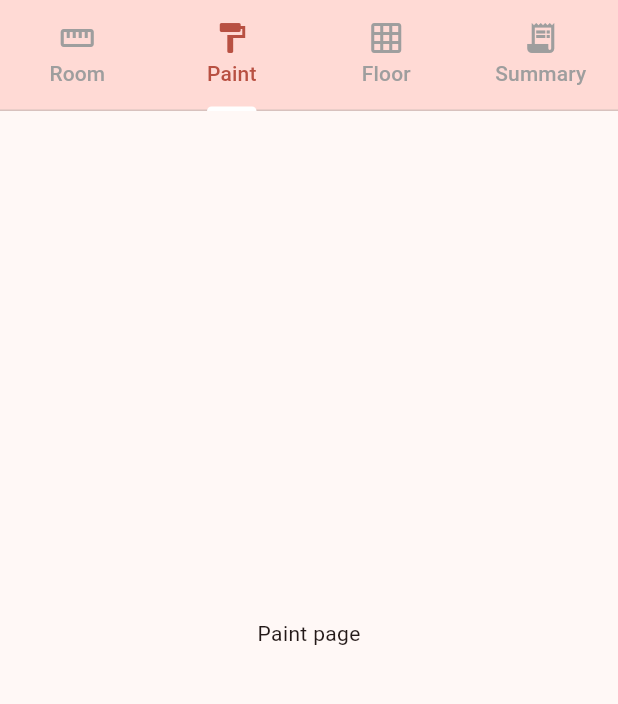
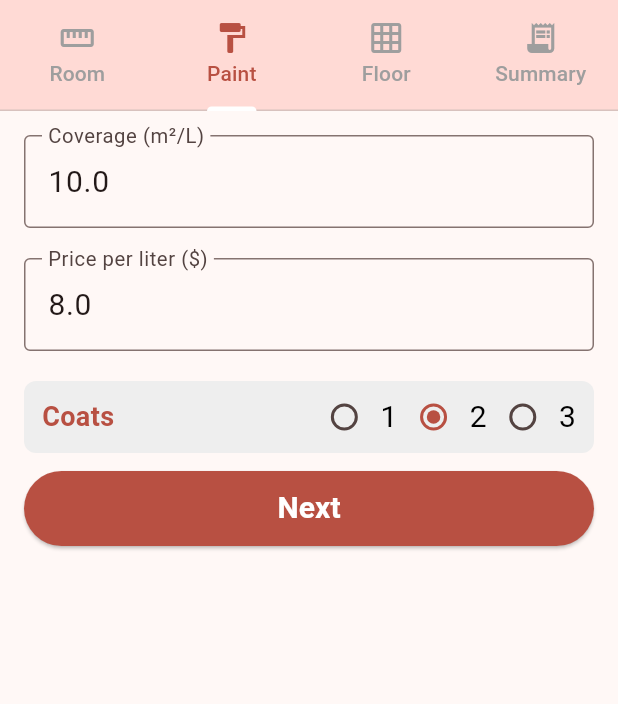
Before and after one commit to janaasaadreslan-art/room_renovation_estimator, a Flutter app: the screen it shows after launch, tab 2 chosen, on a phone screen of 412 x 824 dp, the part 81-785 px from its top. Run offline on Flutter 3.47's test engine with Material 3 defaults, Android fonts, the phone set to English and light mode, and no system bars.

Commit message:
Match Room and Paint styles

```diff
--- a/lib/screens/home_page.dart
+++ b/lib/screens/home_page.dart
@@ -1,6 +1,7 @@
 import 'package:flutter/material.dart';
 import 'package:room_renovation_estimator/models/room_data.dart';
 import 'package:room_renovation_estimator/widgets/room_tab.dart';
+import 'package:room_renovation_estimator/widgets/paint_tab.dart';
 class HomePage extends StatefulWidget {
   const HomePage({super.key});
 
@@ -42,7 +43,7 @@ class _HomePageState extends State<HomePage> {
         body: TabBarView(
           children: [
             RoomTab(data: data),
-            const Center(child: Text('Paint page')),
+            PaintTab(data: data),
             const Center(child: Text('Floor page')),
             const Center(child: Text('Summary page')),
           ],
--- /dev/null
+++ b/lib/widgets/paint_tab.dart
@@ -0,0 +1,138 @@
+import 'package:flutter/material.dart';
+import 'package:room_renovation_estimator/models/room_data.dart';
+
+import 'my_text_field.dart';
+
+class PaintTab extends StatefulWidget {
+  final RoomData data;
+
+  const PaintTab({required this.data, super.key});
+
+  @override
+  _PaintTabState createState() {
+    return _PaintTabState();
+  }
+}
+
+class _PaintTabState extends State<PaintTab> {
+  final TextEditingController _coverageCtrl =
+      TextEditingController(); //controllers
+  final TextEditingController _priceCtrl = TextEditingController();
+
+  @override
+  void initState() {
+    super.initState();
+    _coverageCtrl.text = widget.data.coverage.toString();
+    _priceCtrl.text = widget.data.pricePerLiter.toString();
+  }
+
+  @override
+  void dispose() {
+    _coverageCtrl.dispose();
+    _priceCtrl.dispose();
+    super.dispose();
+  }
+
+  @override
+  Widget build(BuildContext context) {
+    return ListView(
+      padding: const EdgeInsets.all(16),
+      children: [
+        MyTextField(hint: 'Coverage (m²/L)', controller: _coverageCtrl),
+        const SizedBox(height: 20),
+        MyTextField(hint: 'Price per liter (\$)', controller: _priceCtrl),
+        const SizedBox(height: 20),
+
+        Container(
+          padding: const EdgeInsets.symmetric(horizontal: 12),
+          decoration: BoxDecoration(
+            color: Colors.grey.shade200,
+            borderRadius: BorderRadius.circular(8),
+          ),
+          child: Row(
+            children: <Widget>[
+              const Text(
+                'Coats',
+                style: TextStyle(
+                  fontSize: 18,
+                  fontWeight: FontWeight.bold,
+                  color: Color(0xFFB85042),
+                ),
+              ),
+              const Spacer(),
+              Radio(
+                value: 1,
+                groupValue: widget.data.coats,
+                onChanged: (val) {
+                  //val is the value 1
+                  setState(() {
+                    //redraw the screen so dot move
+                    widget.data.coats = val as int; //whole nb
+                  });
+                },
+                activeColor: const Color(0xFFB85042),
+              ),
+              const Text(
+                '1',
+                style: TextStyle(fontSize: 20, color: Colors.black),
+              ),
+              Radio(
+                value: 2,
+                groupValue: widget.data.coats,
+                onChanged: (val) {
+                  setState(() {
+                    widget.data.coats = val as int;
+                  });
+                },
+                activeColor: const Color(0xFFB85042),
+              ),
+              const Text(
+                '2',
+                style: TextStyle(fontSize: 20, color: Colors.black),
+              ),
+              Radio(
+                value: 3,
+                groupValue: widget.data.coats,
+                onChanged: (val) {
+                  setState(() {
+                    widget.data.coats = val as int;
+                  });
+                },
+                activeColor: const Color(0xFFB85042),
+              ),
+              const Text(
+                '3',
+                style: TextStyle(fontSize: 20, color: Colors.black),
+              ),
+            ],
+          ),
+        ),
+        const SizedBox(height: 12),
+        ElevatedButton(
+          onPressed: () {
+            try {
+              widget.data.coverage = double.parse(_coverageCtrl.text);
+              widget.data.pricePerLiter = double.parse(_priceCtrl.text);
+              DefaultTabController.of(context).animateTo(2);
+            } catch (e) {
+              ScaffoldMessenger.of(context).showSnackBar(
+                const SnackBar(
+                  content: Text('Please fill all fields with numbers'),
+                ),
+              );
+            }
+          },
+          style: ElevatedButton.styleFrom(
+            backgroundColor: const Color(0xFFB85042), //button color
+            foregroundColor: Colors.white, //text color
+            minimumSize: const Size.fromHeight(50), //full width,50 height
+          ),
+          child: const Text(
+            'Next',
+            style: TextStyle(fontSize: 20, fontWeight: FontWeight.bold),
+          ),
+        ),
+      ],
+    );
+  }
+}
--- a/lib/widgets/room_tab.dart
+++ b/lib/widgets/room_tab.dart
@@ -81,7 +81,7 @@ class _RoomTabState extends State<RoomTab> {
                   });
                 },
               ),
-              Text('${widget.data.doors}'),
+              Text('${widget.data.doors}', style: const TextStyle(fontSize: 20)),
               IconButton(
                 icon: const Icon(Icons.add),
                 onPressed: () {
@@ -123,7 +123,7 @@ class _RoomTabState extends State<RoomTab> {
                   });
                 },
               ),
-              Text('${widget.data.windows}'),
+              Text('${widget.data.windows}', style: const TextStyle(fontSize: 20)),
               IconButton(
                 icon: const Icon(Icons.add),
                 onPressed: () {
```
Also changed, not shown: 1 other file.
